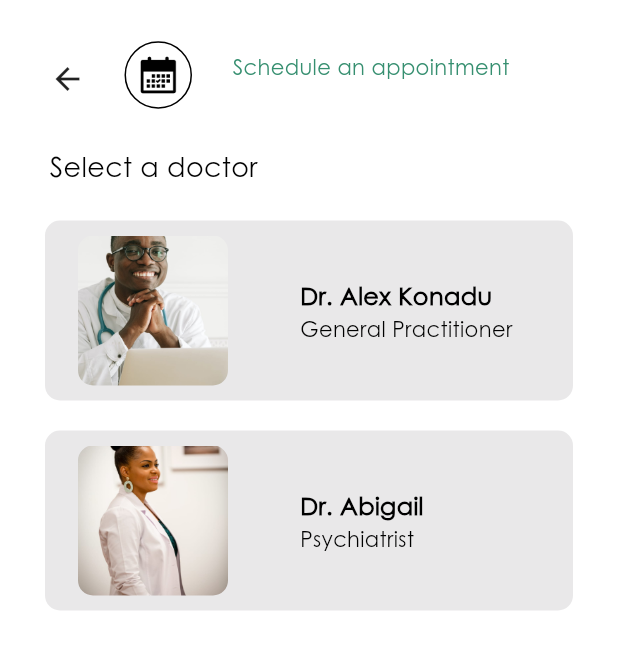
After one commit to janim2/telehealth, a Flutter app: the AppointmentsScreen screen opened by its route, on a phone screen of 412 x 824 dp. The commit adds this screen. Shown: the top 649 px of the screen. Run offline on Flutter 3.47's test engine with Material 2 defaults, Android fonts, the light colour scheme and no system bars; our stand-ins replace device_preview, flutter_bloc, fluttertoast, go_router.

Commit message:
🐝 added pages for appointments, wrote tests for the appointments page also

```diff
--- /dev/null
+++ b/lib/src/features/appointment/views/appointments.dart
@@ -0,0 +1,68 @@
+import 'package:flutter/material.dart';
+import 'package:telehealth/src/features/health_related/widgets/my_nav_bar.dart';
+
+import '../widgets/doctors_info_card.dart';
+
+class AppointmentsScreen extends StatefulWidget {
+  const AppointmentsScreen({super.key});
+
+  @override
+  State<AppointmentsScreen> createState() => _DashboardState();
+}
+
+class _DashboardState extends State<AppointmentsScreen> {
+  @override
+  Widget build(BuildContext context) {
+    return Scaffold(
+      backgroundColor: Colors.white,
+      body: ListView(
+        children: [
+          SafeArea(
+            child: Container(
+              padding: const EdgeInsets.all(20),
+              child: Column(
+                mainAxisAlignment: MainAxisAlignment.center,
+                children: [
+                  const MyNavbar(
+                      navLabel: "Schedule an appointment",
+                      imageSource: "assets/images/calender.jpg"),
+                  const Align(
+                    alignment: Alignment.topLeft,
+                    child: Padding(
+                      padding: EdgeInsets.all(13.0),
+                      child: Text(
+                        "Select a doctor",
+                        style: TextStyle(
+                            fontFamily: "CenturyGothic", fontSize: 18),
+                      ),
+                    ),
+                  ),
+                  DoctorInfoCard(
+                    imageLink: "assets/images/bg1.jpg",
+                    docName: "Dr. Alex Konadu",
+                    docPosition: "General Practitioner",
+                    action: () {
+                      // context.push(
+                      //     "/health_info_details/${"Healthy Eating and Nutrition"}");
+                    },
+                  ),
+                  DoctorInfoCard(
+                    imageLink: "assets/images/bg2.jpg",
+                    docName: "Dr. Abigail",
+                    docPosition: "Psychiatrist",
+                    action: () {
+                      // context.push(
+                      //     "/health_info_details/${"Healthy Eating and Nutrition"}");
+                    },
+                  ),
+                ],
+              ),
+            ),
+          ),
+        ],
+      ),
+      // ],
+      // )
+    );
+  }
+}
--- /dev/null
+++ b/lib/src/features/appointment/widgets/doctors_info_card.dart
@@ -0,0 +1,88 @@
+// ignore_for_file: must_be_immutable, prefer_typing_uninitialized_variables, duplicate_ignore
+
+import 'package:flutter/material.dart';
+import 'package:telehealth/core/utils/colors.dart';
+
+class DoctorInfoCard extends StatelessWidget {
+  // ignore: prefer_typing_uninitialized_variables
+  final String docName;
+  final String docPosition;
+  final String imageLink;
+  final action;
+  // final onPress;
+
+  // ignore: sort_constructors_first
+  const DoctorInfoCard(
+      {super.key,
+      required this.imageLink,
+      required this.docName,
+      required this.docPosition,
+      this.action});
+
+  @override
+  Widget build(BuildContext context) {
+    return GestureDetector(
+      onTap: action,
+      child: SizedBox(
+        // width: 185,
+        child: Padding(
+            padding: const EdgeInsets.all(10),
+            child: Container(
+              decoration: const BoxDecoration(
+                  // border: Border.all(color: Colors.black),
+                  borderRadius: BorderRadius.all(Radius.circular(10.0)),
+                  color: TheColors.gray),
+              padding: const EdgeInsets.all(10.0),
+              child: Row(
+                mainAxisAlignment: MainAxisAlignment.spaceAround,
+                children: [
+                  Container(
+                    width: 100,
+                    height: 100,
+                    decoration: BoxDecoration(
+                      image: DecorationImage(
+                        image: AssetImage(imageLink),
+                        fit: BoxFit.cover,
+                      ),
+                      borderRadius: const BorderRadius.all(
+                        Radius.circular(10),
+                      ),
+                    ),
+                  ),
+                  const SizedBox(
+                    height: 3,
+                  ),
+                  SizedBox(
+                    width: 160,
+                    child: Column(
+                      mainAxisAlignment: MainAxisAlignment.start,
+                      children: [
+                        Align(
+                          alignment: Alignment.topLeft,
+                          child: Text(docName,
+                              overflow: TextOverflow.clip,
+                              style: const TextStyle(
+                                  color: Colors.black,
+                                  fontSize: 16,
+                                  fontWeight: FontWeight.w900,
+                                  fontFamily: "CenturyGothic")),
+                        ),
+                        Align(
+                          alignment: Alignment.topLeft,
+                          child: Text(docPosition,
+                              overflow: TextOverflow.clip,
+                              style: const TextStyle(
+                                  color: Colors.black,
+                                  fontSize: 14,
+                                  fontFamily: "CenturyGothic")),
+                        ),
+                      ],
+                    ),
+                  ),
+                ],
+              ),
+            )),
+      ),
+    );
+  }
+}
--- a/lib/src/features/dashboard/presentation/views/dashboard.dart
+++ b/lib/src/features/dashboard/presentation/views/dashboard.dart
@@ -55,9 +55,12 @@ class _DashboardState extends State<Dashboard> {
                       context.push("/health_related");
                     },
                   ),
-                  const CircularImageTextMenuItem(
+                  CircularImageTextMenuItem(
                     menuLabel: "Appointment Scheduling",
                     circularImageSource: "assets/images/calender.jpg",
+                    action: () {
+                      context.push("/appointments");
+                    },
                   ),
                   const CircularImageTextMenuItem(
                     menuLabel: "Medication Reminders",
--- a/lib/src/router.dart
+++ b/lib/src/router.dart
@@ -1,4 +1,5 @@
 import 'package:go_router/go_router.dart';
+import 'package:telehealth/src/features/appointment/views/appointments.dart';
 import 'package:telehealth/src/features/auth/presentation/views/auth.dart';
 import 'package:telehealth/src/features/dashboard/presentation/views/dashboard.dart';
 import 'package:telehealth/src/features/health_related/views/health_info_details.dart';
@@ -30,10 +31,17 @@ final router = GoRouter(
         pageType: state.params['pageType'],
       ),
     ),
+    GoRoute(
+      path: '/appointments',
+      builder: (context, state) => const AppointmentsScreen(),
+    ),
     // GoRoute(
-    //   path: '/rooms',
-    //   builder: (context, state) => const RoomsPage(),
+    //   path: '/appointments/:pageType',
+    //   builder: (context, state) => HealthInfoDetailsScreen(
+    //     pageType: state.params['pageType'],
+    //   ),
     // ),
+
     // GoRoute(
     //   path: '/specific_room/:roomType',
     //   builder: (context, state) => SpecificRoomsPage(
```
Also changed, not shown: 2 other files.
